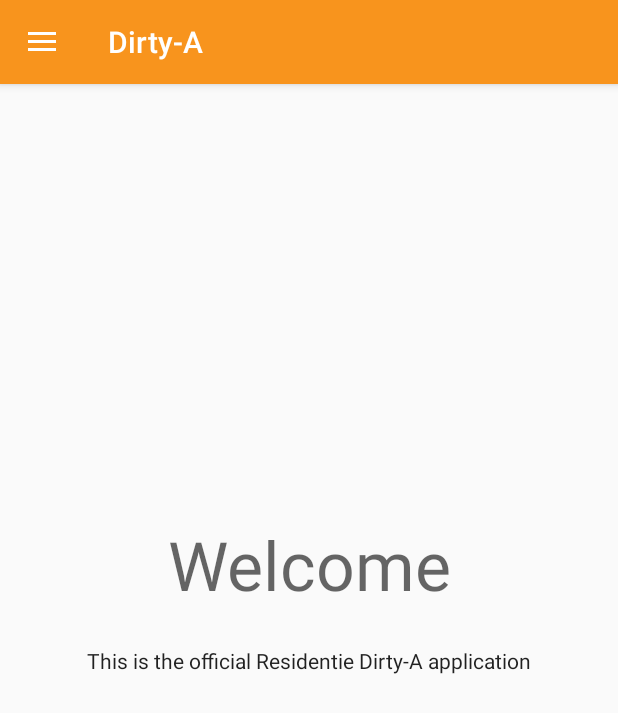
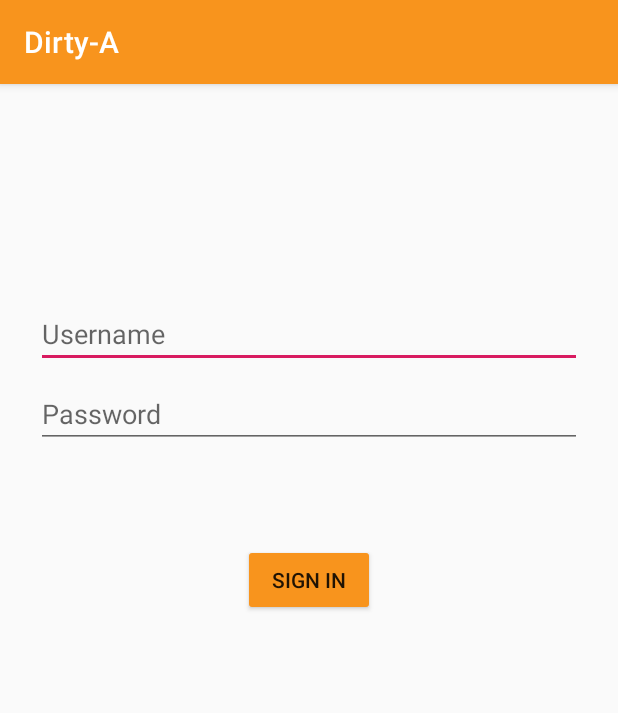
Before and after one commit to CoenNeefjes/Dirty-A-App, an Android app: the screen it shows after launch (MainActivity before the commit, LoginActivity after it), on a phone screen of 412 x 824 dp. Shown: the top 713 px of the screen. Run offline under Robolectric (Android 15) with nearby library versions, the phone set to English and light mode, and no system bars; our stand-ins replace Volley.

Commit message:
added login screen

```diff
--- /dev/null
+++ b/app/src/main/java/com/example/dirty_a/LoginActivity.java
@@ -0,0 +1,90 @@
+package com.example.dirty_a;
+
+import android.content.Intent;
+import android.content.SharedPreferences;
+import android.os.Bundle;
+import android.support.v7.app.AppCompatActivity;
+import android.support.v7.widget.Toolbar;
+import android.widget.Button;
+import android.widget.EditText;
+import android.widget.Toast;
+
+import com.android.volley.Request;
+import com.android.volley.VolleyError;
+import com.example.dirty_a.callbacks.JsonObjectCallback;
+import com.example.dirty_a.helpers.AuthTokenHelper;
+import com.example.dirty_a.settings.ApiSettings;
+import com.example.dirty_a.settings.SharedPreferencesSettings;
+import com.example.dirty_a.volley.RequestHandler;
+
+import org.json.JSONException;
+import org.json.JSONObject;
+
+public class LoginActivity extends AppCompatActivity {
+
+    // UI elements
+    private EditText usernameEditText;
+    private EditText passwordEditText;
+    private Button signInButton;
+
+    // Shared Preferences
+    private SharedPreferences sharedPreferences;
+
+    @Override
+    protected void onCreate(Bundle savedInstanceState) {
+        super.onCreate(savedInstanceState);
+        setContentView(R.layout.activity_login);
+
+        // Set the shared preferences
+        sharedPreferences = getSharedPreferences(SharedPreferencesSettings.PREFERENCES_KEY, MODE_PRIVATE);
+
+        // If we already have the credentials do a login
+        if (sharedPreferences.contains(SharedPreferencesSettings.USERNAME_KEY) && sharedPreferences.contains(SharedPreferencesSettings.PASSWORD_KEY)) {
+            login(sharedPreferences.getString(SharedPreferencesSettings.USERNAME_KEY, null), sharedPreferences.getString(SharedPreferencesSettings.PASSWORD_KEY, null));
+        }
+
+        // Set UI elements
+        signInButton = findViewById(R.id.login_sign_in_btn);
+        usernameEditText = findViewById(R.id.login_username_edit_text);
+        passwordEditText = findViewById(R.id.login_password_edit_text);
+
+        signInButton.setOnClickListener(view -> login(usernameEditText.getText().toString(), passwordEditText.getText().toString()));
+    }
+
+    private void login(String username, String password) {
+        JSONObject params = new JSONObject();
+        try {
+            params.put("username", username);
+            params.put("password", password);
+        } catch (JSONException e) {
+            e.printStackTrace();
+        }
+
+        RequestHandler.standardJsonObjectRequest(this, Request.Method.POST, ApiSettings.BASE_URL+"token/", params, new JsonObjectCallback() {
+            @Override
+            public void processFinished(JSONObject response) {
+                try {
+                    SharedPreferences.Editor sharedPreferencesEditor = sharedPreferences.edit();
+                    sharedPreferencesEditor.putString(SharedPreferencesSettings.USERNAME_KEY, username);
+                    sharedPreferencesEditor.putString(SharedPreferencesSettings.PASSWORD_KEY, password);
+                    AuthTokenHelper.setAuthToken(response.getString("access"));
+                    sharedPreferencesEditor.apply();
+                } catch (JSONException e) {
+                    e.printStackTrace();
+                    showToast("Something went wrong parsing login response");
+                }
+
+                startActivity(new Intent(LoginActivity.this, MainActivity.class));
+            }
+            @Override
+            public void processFailed(VolleyError error) {
+                showToast("Wrong credentials provided");
+            }
+        });
+    }
+
+    private void showToast(String msg) {
+        Toast.makeText(this, msg, Toast.LENGTH_SHORT).show();
+    }
+
+}
--- a/app/src/main/java/com/example/dirty_a/callbacks/JsonObjectCallback.java
+++ b/app/src/main/java/com/example/dirty_a/callbacks/JsonObjectCallback.java
@@ -1,4 +1,6 @@
 package com.example.dirty_a.callbacks;
+
+import com.android.volley.VolleyError;
 
 import org.json.JSONObject;
 
@@ -6,4 +8,6 @@ public interface JsonObjectCallback {
 
     void processFinished(JSONObject response);
 
+    void processFailed(VolleyError error);
+
 }
--- a/app/src/main/java/com/example/dirty_a/fragments/LaserFragment.java
+++ b/app/src/main/java/com/example/dirty_a/fragments/LaserFragment.java
@@ -12,6 +12,7 @@ import android.widget.SeekBar;
 import android.widget.TextView;
 
 import com.android.volley.Request;
+import com.android.volley.VolleyError;
 import com.example.dirty_a.R;
 import com.example.dirty_a.callbacks.JsonObjectCallback;
 import com.example.dirty_a.dataproviders.DeviceDataProvider;
@@ -112,6 +113,11 @@ public class LaserFragment extends Fragment {
                     seekBars.get(i).setProgress(channelList.get(deviceChannels.get(i)));
                 }
             }
+
+            @Override
+            public void processFailed(VolleyError error) {
+
+            }
         });
     }
 
--- a/app/src/main/java/com/example/dirty_a/fragments/RGBDeviceDetailFragment.java
+++ b/app/src/main/java/com/example/dirty_a/fragments/RGBDeviceDetailFragment.java
@@ -13,6 +13,7 @@ import android.widget.ImageView;
 import android.widget.TextView;
 
 import com.android.volley.Request;
+import com.android.volley.VolleyError;
 import com.example.dirty_a.R;
 import com.example.dirty_a.callbacks.JsonObjectCallback;
 import com.example.dirty_a.dataproviders.DeviceDataProvider;
@@ -151,6 +152,11 @@ public class RGBDeviceDetailFragment extends Fragment {
                     isOn = true;
                 }
             }
+
+            @Override
+            public void processFailed(VolleyError error) {
+
+            }
         });
     }
 
--- a/app/src/main/java/com/example/dirty_a/model/Laser.java
+++ b/app/src/main/java/com/example/dirty_a/model/Laser.java
@@ -3,6 +3,7 @@ package com.example.dirty_a.model;
 import android.content.Context;
 
 import com.android.volley.Request;
+import com.android.volley.VolleyError;
 import com.example.dirty_a.callbacks.JsonObjectCallback;
 import com.example.dirty_a.settings.ApiSettings;
 import com.example.dirty_a.volley.RequestHandler;
@@ -43,6 +44,11 @@ public class Laser extends Device {
 
                 RequestHandler.customStringRequest(context, Request.Method.POST, ApiSettings.BASE_URL + "set_dmx", params, null);
             }
+
+            @Override
+            public void processFailed(VolleyError error) {
+
+            }
         });
     }
 
--- a/app/src/main/java/com/example/dirty_a/model/RGBDevice.java
+++ b/app/src/main/java/com/example/dirty_a/model/RGBDevice.java
@@ -3,6 +3,7 @@ package com.example.dirty_a.model;
 import android.content.Context;
 
 import com.android.volley.Request;
+import com.android.volley.VolleyError;
 import com.example.dirty_a.callbacks.JsonObjectCallback;
 import com.example.dirty_a.settings.ApiSettings;
 import com.example.dirty_a.volley.RequestHandler;
@@ -59,6 +60,11 @@ public class RGBDevice extends Device {
 
                 RequestHandler.customStringRequest(context, Request.Method.POST, ApiSettings.BASE_URL + "set_dmx", params, null);
             }
+
+            @Override
+            public void processFailed(VolleyError error) {
+
+            }
         });
     }
 
--- a/app/src/main/java/com/example/dirty_a/settings/ApiSettings.java
+++ b/app/src/main/java/com/example/dirty_a/settings/ApiSettings.java
@@ -2,6 +2,7 @@ package com.example.dirty_a.settings;
 
 public class ApiSettings {
 
-    public static final String BASE_URL = "http://residentiedirtya.student.utwente.nl:9090/";
+    // OLA lights settings
+    public static final String BASE_URL = "http://residentiedirtya.student.utwente.nl:8000/api/";
     public static final int UNIVERSE = 1;
 }
--- /dev/null
+++ b/app/src/main/res/layout/activity_login.xml
@@ -0,0 +1,47 @@
+<?xml version="1.0" encoding="utf-8"?>
+<android.support.constraint.ConstraintLayout
+    xmlns:android="http://schemas.android.com/apk/res/android"
+    xmlns:app="http://schemas.android.com/apk/res-auto"
+    xmlns:tools="http://schemas.android.com/tools"
+    android:layout_width="match_parent"
+    android:layout_height="match_parent">
+
+    <EditText
+        android:id="@+id/login_username_edit_text"
+        android:layout_width="0dp"
+        android:layout_height="wrap_content"
+        android:layout_marginStart="24dp"
+        android:layout_marginTop="144dp"
+        android:layout_marginEnd="24dp"
+        android:ems="10"
+        android:hint="Username"
+        android:inputType="textPersonName"
+        app:layout_constraintEnd_toEndOf="parent"
+        app:layout_constraintStart_toStartOf="parent"
+        app:layout_constraintTop_toTopOf="parent" />
+
+    <EditText
+        android:id="@+id/login_password_edit_text"
+        android:layout_width="0dp"
+        android:layout_height="wrap_content"
+        android:layout_marginStart="24dp"
+        android:layout_marginTop="8dp"
+        android:layout_marginEnd="24dp"
+        android:ems="10"
+        android:hint="Password"
+        android:inputType="textPassword"
+        app:layout_constraintEnd_toEndOf="parent"
+        app:layout_constraintStart_toStartOf="parent"
+        app:layout_constraintTop_toBottomOf="@+id/login_username_edit_text" />
+
+    <Button
+        android:id="@+id/login_sign_in_btn"
+        android:layout_width="wrap_content"
+        android:layout_height="wrap_content"
+        android:layout_marginTop="64dp"
+        android:backgroundTint="@color/colorPrimary"
+        android:text="Sign In"
+        app:layout_constraintEnd_toEndOf="parent"
+        app:layout_constraintStart_toStartOf="parent"
+        app:layout_constraintTop_toBottomOf="@+id/login_password_edit_text" />
+</android.support.constraint.ConstraintLayout>
--- a/app/src/main/res/values/colors.xml
+++ b/app/src/main/res/values/colors.xml
@@ -3,4 +3,7 @@
     <color name="colorPrimary">#F8941D</color>
     <color name="colorPrimaryDark">#D97A06</color>
     <color name="colorAccent">#D81B60</color>
+
+    <color name="redText">#ff0000</color>
+    <color name="greenText">#006400</color>
 </resources>
```
Also changed, not shown: app/src/main/AndroidManifest.xml (+13 -7 lines), app/src/main/java/com/example/dirty_a/fragments/BalanceOverviewFragment.java (+24 -7 lines), app/src/main/java/com/example/dirty_a/helpers/AuthTokenHelper.java (added, +14 -0 lines), app/src/main/java/com/example/dirty_a/settings/SharedPreferencesSettings.java (added, +9 -0 lines), app/src/main/java/com/example/dirty_a/volley/RequestHandler.java (+19 -18 lines).
